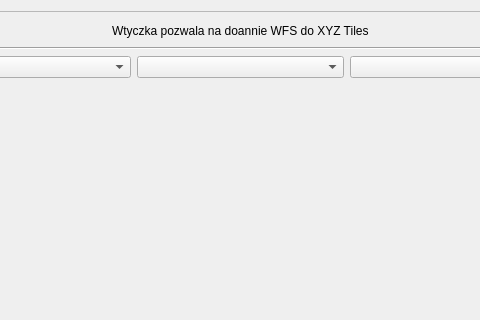
The window that web_service_plugin_dialog_base.ui (envirosolutionspl/integrator_uslug_danych_przestrzennych) describes before a commit, drawn with Qt 5; both pictures show x 98 to 578 and y 0 to 320 of the 677 by 470 pixel window.
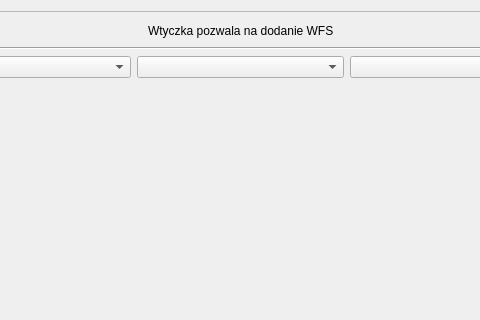
The same window after the commit. Icons and pictures are not drawn.

Commit message: Poprawa nagłówka

```diff
--- a/web_service_plugin_dialog_base.ui
+++ b/web_service_plugin_dialog_base.ui
@@ -55,7 +55,7 @@
            <item>
             <widget class="QLabel" name="label_97">
              <property name="text">
-              <string>Wtyczka pozwala na doannie WFS do XYZ Tiles</string>
+              <string>Wtyczka pozwala na dodanie WFS</string>
              </property>
              <property name="scaledContents">
               <bool>true</bool>
```
